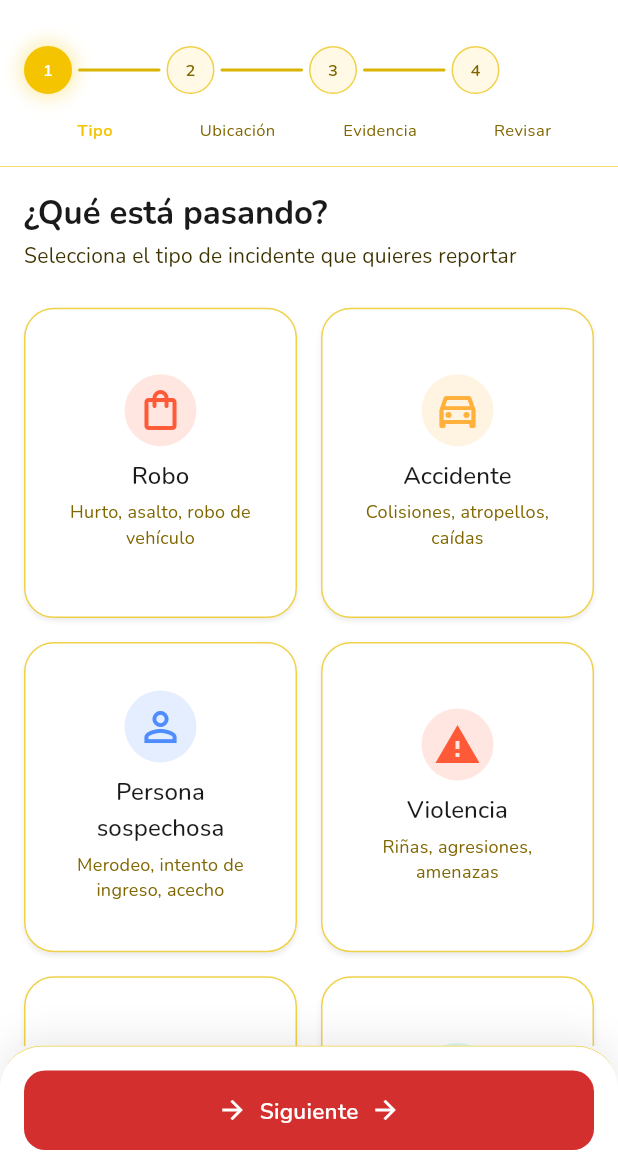
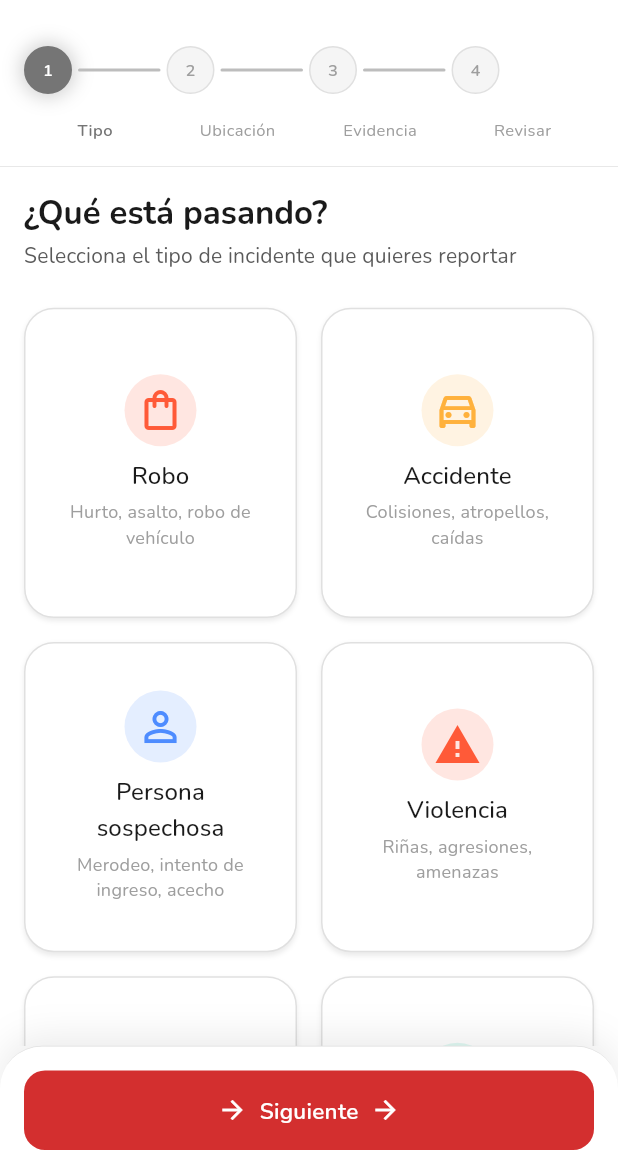
Before and after one commit to eliascoca85/arconde-gamc, a Flutter app: the CreateReportPage screen opened directly, on a phone screen of 412 x 824 dp, the part 62-1236 px from its top. Run offline on Flutter 3.47's test engine with Material 3 defaults, Android fonts, the phone set to English and light mode, and no system bars; drawn by our look-alikes of flutter_animate; our stand-ins replace cached_network_image, cookie_jar, dio, dio_cookie_manager, flutter_map, geolocator and 7 more; missing offline and left inert: flutter_pcm_sound, flutter_sound; accounts and stored records are empty.

Commit message:
Aplicar cambio de color y ajustes de api_client de rodri_cambio_color
Rescata solo los archivos reales modificados en rodri_cambio_color
(que tenía historia no relacionada con main), sin arrastrar los
íconos regenerados ni el resto del árbol como "nuevo".

```diff
--- a/lib/app/theme/app_colors.dart
+++ b/lib/app/theme/app_colors.dart
@@ -3,13 +3,13 @@ import 'package:flutter/material.dart';
 class AppColors {
   // ── Backgrounds ──────────────────────────────────────────────────────────
   static const Color background          = Color(0xFFFFFFFF);
-  static const Color backgroundSecondary = Color(0xFFFFF9D6);
-  static const Color backgroundTertiary  = Color(0xFFFFF0A8);
+  static const Color backgroundSecondary = Color(0xFFFAFAFA);
+  static const Color backgroundTertiary  = Color(0xFFF5F5F5);
 
   // ── Surfaces ──────────────────────────────────────────────────────────────
   static const Color surfacePrimary   = Color(0xFFFFFFFF);
-  static const Color surfaceSecondary = Color(0xFFFFF9E6);
-  static const Color surfaceTertiary  = Color(0xFFFFF0B3);
+  static const Color surfaceSecondary = Color(0xFFF5F5F5);
+  static const Color surfaceTertiary  = Color(0xFFEEEEEE);
   static const Color surfaceElevated  = Color(0xFFFFFFFF);
 
   // ── Primary – Rojo principal ──────────────────────────────────────────────
@@ -19,12 +19,12 @@ class AppColors {
   static const Color primaryContainer     = Color(0xFFFFEBEE); // Fondo rojo muy suave
   static const Color primaryContainerDark = Color(0xFFFFCDD2); // Fondo rojo suave
 
-  // ── Secondary – Amarillo de apoyo ─────────────────────────────────────────
-  static const Color secondary              = Color(0xFFF4C400);
-  static const Color secondaryLight         = Color(0xFFFFD84D);
-  static const Color secondaryDark          = Color(0xFF9A7900);
-  static const Color secondaryContainer     = Color(0xFFFFF4BF);
-  static const Color secondaryContainerDark = Color(0xFFFFE98A);
+  // ── Secondary – Gris neutro (acento sobre blanco) ─────────────────────────
+  static const Color secondary              = Color(0xFF757575);
+  static const Color secondaryLight         = Color(0xFF9E9E9E);
+  static const Color secondaryDark          = Color(0xFF424242);
+  static const Color secondaryContainer     = Color(0xFFF5F5F5);
+  static const Color secondaryContainerDark = Color(0xFFEEEEEE);
 
   // ── Accent – Rojo más suave ───────────────────────────────────────────────
   static const Color accent              = Color(0xFFC62828);
@@ -41,16 +41,16 @@ class AppColors {
 
   // ── Textos ────────────────────────────────────────────────────────────────
   static const Color textPrimary   = Color(0xFF1A1A1A); // Negro muy suave
-  static const Color textSecondary = Color(0xFF3D3200); // Amarillo oscuro legible
-  static const Color textTertiary  = Color(0xFF806600); // Amarillo apagado
-  static const Color textDisabled  = Color(0xFFC7A900);
+  static const Color textSecondary = Color(0xFF5A5A5A); // Gris medio
+  static const Color textTertiary  = Color(0xFF9E9E9E); // Gris claro
+  static const Color textDisabled  = Color(0xFFBDBDBD);
   static const Color textOnPrimary = Color(0xFFFFFFFF); // Blanco sobre rojo
   static const Color textOnSurface = Color(0xFF1A1A1A);
   static const Color textOnAccent  = Color(0xFFFFFFFF);
 
   // ── Bordes ────────────────────────────────────────────────────────────────
-  static const Color borderPrimary   = Color(0xFFF0D24A);
-  static const Color borderSecondary = Color(0xFFD9B400);
+  static const Color borderPrimary   = Color(0xFFE0E0E0);
+  static const Color borderSecondary = Color(0xFFBDBDBD);
   static const Color borderFocus     = Color(0xFFD32F2F);
 
   // ── Sombras y overlays ────────────────────────────────────────────────────
@@ -78,7 +78,7 @@ class AppColors {
   static const Color error   = Color(0xFFD32F2F);
   static const Color info    = Color(0xFF1565C0);
 
-  static const Color divider = Color(0xFFF0D24A);
+  static const Color divider = Color(0xFFE0E0E0);
 
   static const Color white = Color(0xFFFFFFFF);
   static const Color black = Color(0xFF000000);
--- a/lib/core/network/api_client.dart
+++ b/lib/core/network/api_client.dart
@@ -1,11 +1,8 @@
 import 'package:dio/dio.dart';
 import 'package:cookie_jar/cookie_jar.dart';
 import 'package:dio_cookie_manager/dio_cookie_manager.dart';
-import 'package:flutter/foundation.dart';
 import 'package:path_provider/path_provider.dart';
 import '../config/env.dart';
-import 'api_client_platform_stub.dart'
-  if (dart.library.js_interop) 'api_client_platform_web.dart';
 
 class ApiClient {
   ApiClient._();
@@ -13,10 +10,7 @@ class ApiClient {
 
   static final String baseUrl = Env.apiBaseUrl;
 
-  late final Dio dio = _createDio();
-
-  Dio _createDio() {
-    final client = Dio(
+  late final Dio dio = Dio(
     BaseOptions(
       baseUrl: baseUrl,
       connectTimeout: const Duration(seconds: 15),
@@ -24,9 +18,6 @@ class ApiClient {
       headers: {'Content-Type': 'application/json'},
     ),
   );
-    configureWebCookies(client);
-    return client;
-  }
 
   PersistCookieJar? _cookieJar;
   Future<void>? _initFuture;
@@ -36,7 +27,6 @@ class ApiClient {
   }
 
   Future<void> _init() async {
-    if (kIsWeb) return;
     final dir = await getApplicationDocumentsDirectory();
     _cookieJar = PersistCookieJar(
       ignoreExpires: false,
--- a/lib/core/network/api_client_platform_stub.dart
+++ /dev/null
@@ -1,3 +0,0 @@
-import 'package:dio/dio.dart';
-
-void configureWebCookies(Dio dio) {}
--- a/lib/core/network/api_client_platform_web.dart
+++ /dev/null
@@ -1,6 +0,0 @@
-import 'package:dio/dio.dart';
-import 'package:dio/browser.dart';
-
-void configureWebCookies(Dio dio) {
-  dio.httpClientAdapter = BrowserHttpClientAdapter(withCredentials: true);
-}
```
Also changed, not shown: lib/features/incident_detail/presentation/widgets/incident_comments_section.dart (+25 -72 lines). Lines whose indentation alone changed are shown as unchanged.
